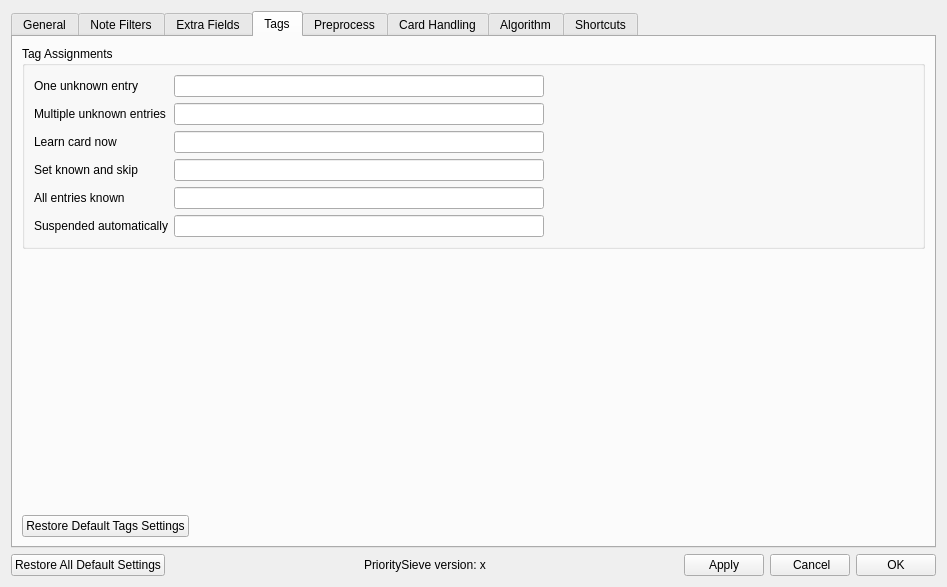
The window that prioritysieve/ui/settings_dialog.ui (travv0/prioritysieve) describes before a commit, drawn with Qt 5.
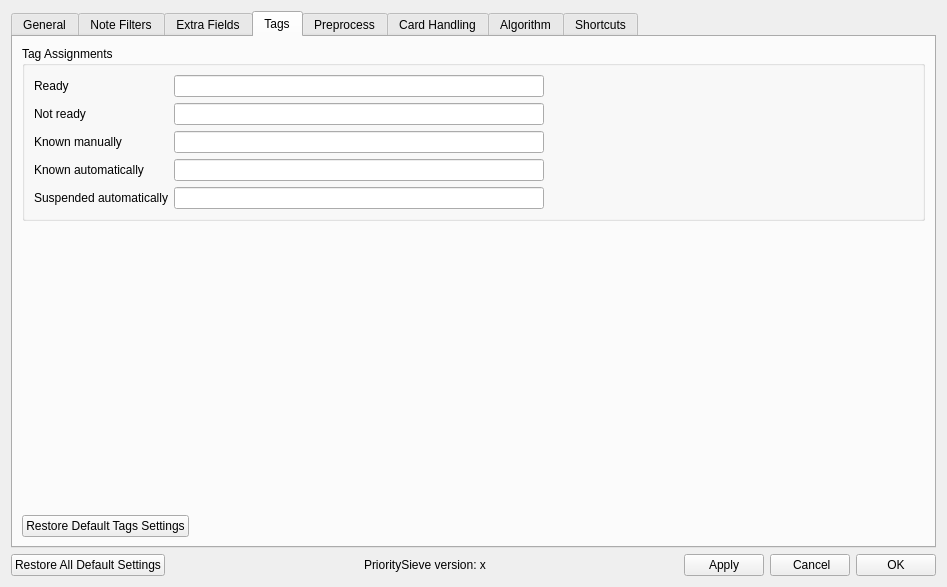
The same window after the commit. The open tabs and pages were chosen to show the change.

Commit message: Remove learn-card tag configuration

```diff
--- a/prioritysieve/ui/settings_dialog.ui
+++ b/prioritysieve/ui/settings_dialog.ui
@@ -447,33 +447,26 @@
                 <item>
                  <widget class="QLabel" name="label_2">
                   <property name="text">
-                   <string>One unknown entry</string></property>
+                   <string>Ready</string></property>
                  </widget>
                 </item>
                 <item>
                  <widget class="QLabel" name="label_3">
                   <property name="text">
-                   <string>Multiple unknown entries</string></property>
-                 </widget>
-                </item>
-                <item>
-                 <widget class="QLabel" name="label_6">
-                  <property name="text">
-                   <string>Learn card now</string>
-                  </property>
+                   <string>Not ready</string></property>
                  </widget>
                 </item>
                 <item>
                  <widget class="QLabel" name="label_5">
                   <property name="text">
-                   <string>Set known and skip</string>
+                   <string>Known manually</string>
                   </property>
                  </widget>
                 </item>
                 <item>
                  <widget class="QLabel" name="label_4">
                   <property name="text">
-                   <string>All entries known</string></property>
+                   <string>Known automatically</string></property>
                  </widget>
                 </item>
                 <item>
@@ -493,9 +486,6 @@
                 <item>
                  <widget class="QLineEdit" name="tagNotReadyLineEdit" />
                 </item>
-                <item>
-                 <widget class="QLineEdit" name="tagLearnCardNowLineEdit" />
-                </item>
                 <item>
                  <widget class="QLineEdit" name="tagKnownManuallyLineEdit" />
                 </item>
```
The commit also changes 9 other files.
